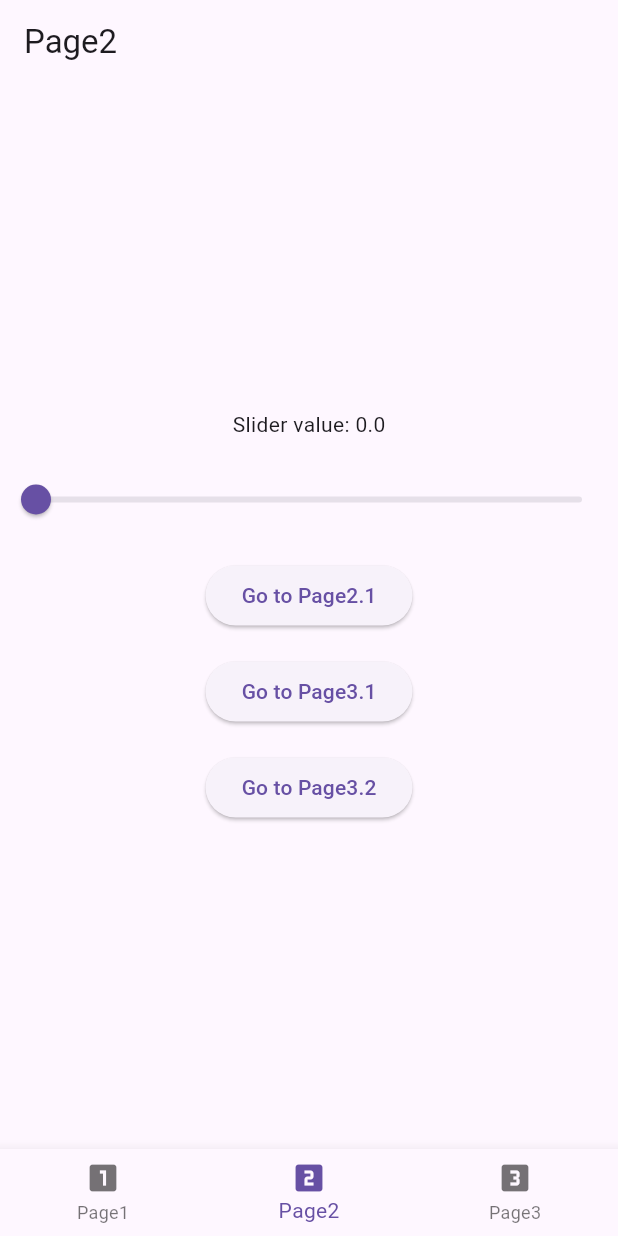
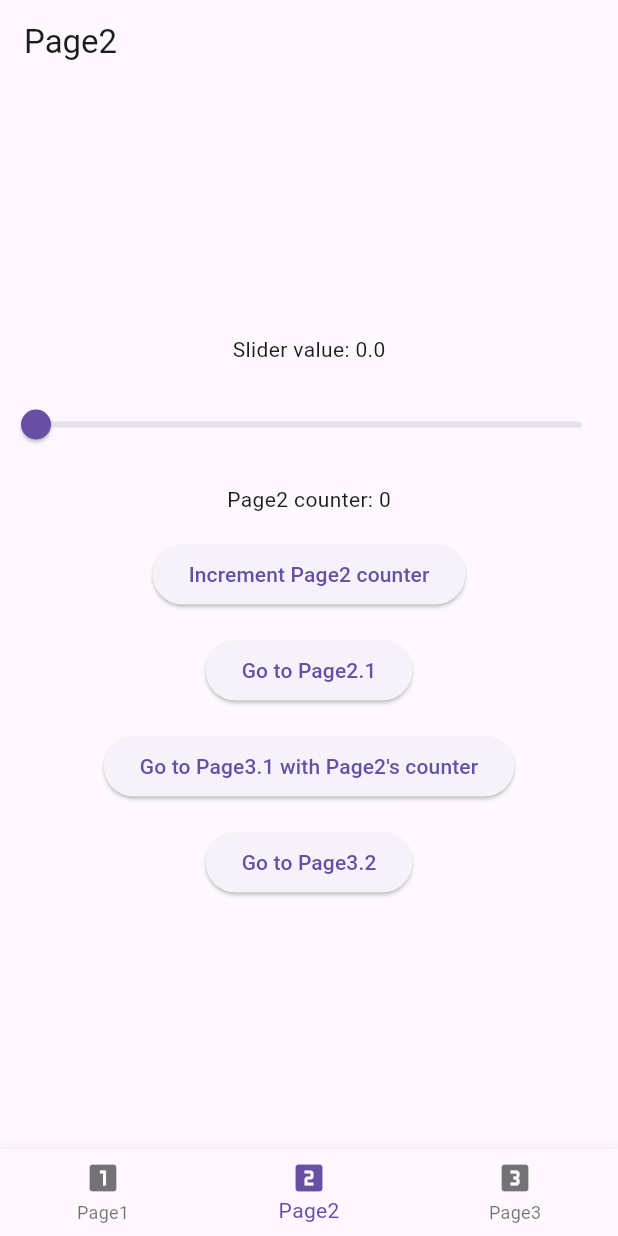
Before and after one commit to onurkarali/flutter_routing, a Flutter app: the screen it shows after launch, item 2 of the bottom bar chosen, on a phone screen of 412 x 824 dp. Run offline on Flutter 3.47's test engine with Material 3 defaults, Android fonts, the phone set to English and light mode, and no system bars.

Commit message:
Passing state as args

```diff
--- a/lib/main.dart
+++ b/lib/main.dart
@@ -11,15 +11,15 @@ class MyApp extends StatelessWidget {
   @override
   Widget build(BuildContext context) {
     return MaterialApp(
-      title: 'Extended Nested Navigation',
+      title: 'Nested Navigation with Counters',
       theme: ThemeData(primarySwatch: Colors.blue),
       home: const HomeScreen(),
     );
   }
 }
 
-/// The top-level [HomeScreen] that holds the bottom navigation bar and
-/// an [IndexedStack] of navigators (one per tab).
+/// The top-level [HomeScreen] that holds the bottom navigation bar
+/// and an [IndexedStack] of navigators (one per tab).
 class HomeScreen extends StatefulWidget {
   const HomeScreen({Key? key}) : super(key: key);
 
@@ -38,7 +38,7 @@ class _HomeScreenState extends State<HomeScreen> {
     GlobalKey<NavigatorState>(),
   ];
 
-  /// Intercept the Android system back button or any back pop from the scaffold.
+  /// Intercept the system back button or any "back" pop from the scaffold.
   Future<bool> _onWillPop() async {
     final currentNavigatorState = _navigatorKeys[_currentIndex].currentState!;
     if (currentNavigatorState.canPop()) {
@@ -84,7 +84,7 @@ class _HomeScreenState extends State<HomeScreen> {
   }
 
   /// Route table for tab #1 (Page2 and subpages).
-  /// Notice it also knows how to build Page3.1 and Page3.2 for cross-navigation from Page2.
+  /// Includes Page3.1 and Page3.2 for cross-navigation.
   Route _buildPage2Routes(RouteSettings settings) {
     late Widget page;
     switch (settings.name) {
@@ -95,10 +95,11 @@ class _HomeScreenState extends State<HomeScreen> {
         page = const Page2_1();
         break;
       case '/page3_1':
-        page = const Page3_1(); // Cross-navigation to Page3.1
+        // We'll pass route arguments (the counter) into Page3.1.
+        page = const Page3_1();
         break;
       case '/page3_2':
-        page = const Page3_2(); // Cross-navigation to Page3.2
+        page = const Page3_2();
         break;
       default:
         page = const Page2();
@@ -107,7 +108,7 @@ class _HomeScreenState extends State<HomeScreen> {
   }
 
   /// Route table for tab #2 (Page3 and subpages).
-  /// Notice it also knows how to build Page2.1 for cross-navigation from Page3.x.
+  /// Includes Page2.1 for cross-navigation.
   Route _buildPage3Routes(RouteSettings settings) {
     late Widget page;
     switch (settings.name) {
@@ -115,6 +116,7 @@ class _HomeScreenState extends State<HomeScreen> {
         page = const Page3();
         break;
       case '/page3_1':
+        // We'll pass route arguments (the counter) into Page3.1.
         page = const Page3_1();
         break;
       case '/page3_1_1':
@@ -124,7 +126,7 @@ class _HomeScreenState extends State<HomeScreen> {
         page = const Page3_2();
         break;
       case '/page2_1':
-        page = const Page2_1(); // Cross-navigation to Page2.1
+        page = const Page2_1();
         break;
       default:
         page = const Page3();
@@ -244,7 +246,10 @@ class Page2 extends StatefulWidget {
 }
 
 class _Page2State extends State<Page2> {
-  double sliderValue = 0.0;
+  /// The counter for Page2
+  int _counter = 0;
+
+  double _sliderValue = 0.0;
 
   @override
   Widget build(BuildContext context) {
@@ -257,13 +262,20 @@ class _Page2State extends State<Page2> {
           child: Column(
             mainAxisAlignment: MainAxisAlignment.center,
             children: [
-              Text('Slider value: $sliderValue'),
+              Text('Slider value: $_sliderValue'),
               const SizedBox(height: 16),
               Slider(
-                value: sliderValue,
-                onChanged: (val) => setState(() => sliderValue = val),
+                value: _sliderValue,
+                onChanged: (val) => setState(() => _sliderValue = val),
                 min: 0,
                 max: 100,
+              ),
+              const SizedBox(height: 16),
+              Text('Page2 counter: $_counter'),
+              const SizedBox(height: 16),
+              ElevatedButton(
+                onPressed: () => setState(() => _counter++),
+                child: const Text('Increment Page2 counter'),
               ),
               const SizedBox(height: 16),
               ElevatedButton(
@@ -272,8 +284,10 @@ class _Page2State extends State<Page2> {
               ),
               const SizedBox(height: 16),
               ElevatedButton(
-                onPressed: () => Navigator.of(context).pushNamed('/page3_1'),
-                child: const Text('Go to Page3.1'),
+                // Pass the current Page2 counter to Page3.1
+                onPressed: () => Navigator.of(context)
+                    .pushNamed('/page3_1', arguments: _counter),
+                child: const Text('Go to Page3.1 with Page2\'s counter'),
               ),
               const SizedBox(height: 16),
               ElevatedButton(
@@ -339,6 +353,9 @@ class Page3 extends StatefulWidget {
 }
 
 class _Page3State extends State<Page3> {
+  /// The counter for Page3
+  int _counter = 0;
+
   String text = "Hello from Page3!";
 
   @override
@@ -353,9 +370,18 @@ class _Page3State extends State<Page3> {
           children: <Widget>[
             Text(text),
             const SizedBox(height: 16),
+            Text('Page3 counter: $_counter'),
+            const SizedBox(height: 16),
             ElevatedButton(
-              onPressed: () => Navigator.of(context).pushNamed('/page3_1'),
-              child: const Text('Go to Page3.1'),
+              onPressed: () => setState(() => _counter++),
+              child: const Text('Increment Page3 counter'),
+            ),
+            const SizedBox(height: 16),
+            ElevatedButton(
+              // Pass the current Page3 counter to Page3.1
+              onPressed: () => Navigator.of(context)
+                  .pushNamed('/page3_1', arguments: _counter),
+              child: const Text('Go to Page3.1 with Page3\'s counter'),
             ),
             const SizedBox(height: 16),
             ElevatedButton(
@@ -369,6 +395,7 @@ class _Page3State extends State<Page3> {
   }
 }
 
+/// Page3.1 can display the counter passed as an argument from Page2 or Page3.
 class Page3_1 extends StatefulWidget {
   const Page3_1({Key? key}) : super(key: key);
 
@@ -379,10 +406,24 @@ class Page3_1 extends StatefulWidget {
 class _Page3_1State extends State<Page3_1> {
   String userNote = "This is Page3.1";
 
-  int counter = 0;
+  /// We'll store the "origin" counter here.
+  int? _originCounter;
+
+  @override
+  void didChangeDependencies() {
+    super.didChangeDependencies();
+    // Grab any passed arguments from the route.
+    final args = ModalRoute.of(context)?.settings.arguments;
+    if (args is int) {
+      _originCounter = args;
+    }
+  }
 
   @override
   Widget build(BuildContext context) {
+    // If no counter was provided, default to 0 for display.
+    final counterToShow = _originCounter ?? 0;
+
     return Scaffold(
       appBar: AppBar(
         title: const Text('Page3.1'),
@@ -391,15 +432,13 @@ class _Page3_1State extends State<Page3_1> {
         child: Column(
           mainAxisAlignment: MainAxisAlignment.center,
           children: [
-            Text('Counter: $counter'),
-            const SizedBox(height: 16),
-            ElevatedButton(
-              onPressed: () => setState(() => counter++),
-              child: const Text('Increment'),
+            Text(userNote),
+            const SizedBox(height: 8),
+            Text(
+              'Counter from previous page: $counterToShow',
+              style: const TextStyle(fontSize: 16, fontWeight: FontWeight.bold),
             ),
-            const SizedBox(height: 12),
-            Text(userNote),
-            const SizedBox(height: 16),
+            const SizedBox(height: 20),
             ElevatedButton(
               onPressed: () => Navigator.of(context).pushNamed('/page3_1_1'),
               child: const Text('Go to Page3.1.1'),
```
